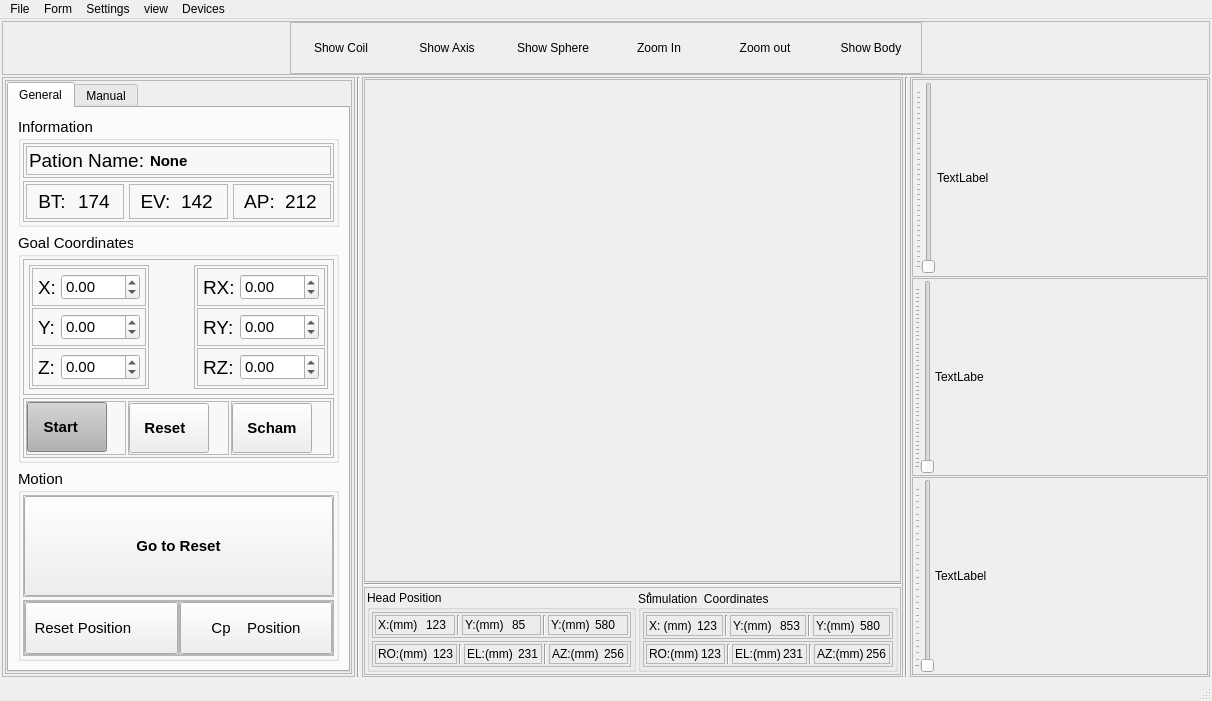
Above: project/src/NCPSUI.ui from marrahseg/SegalNcps before the change. Below: the same form after it.
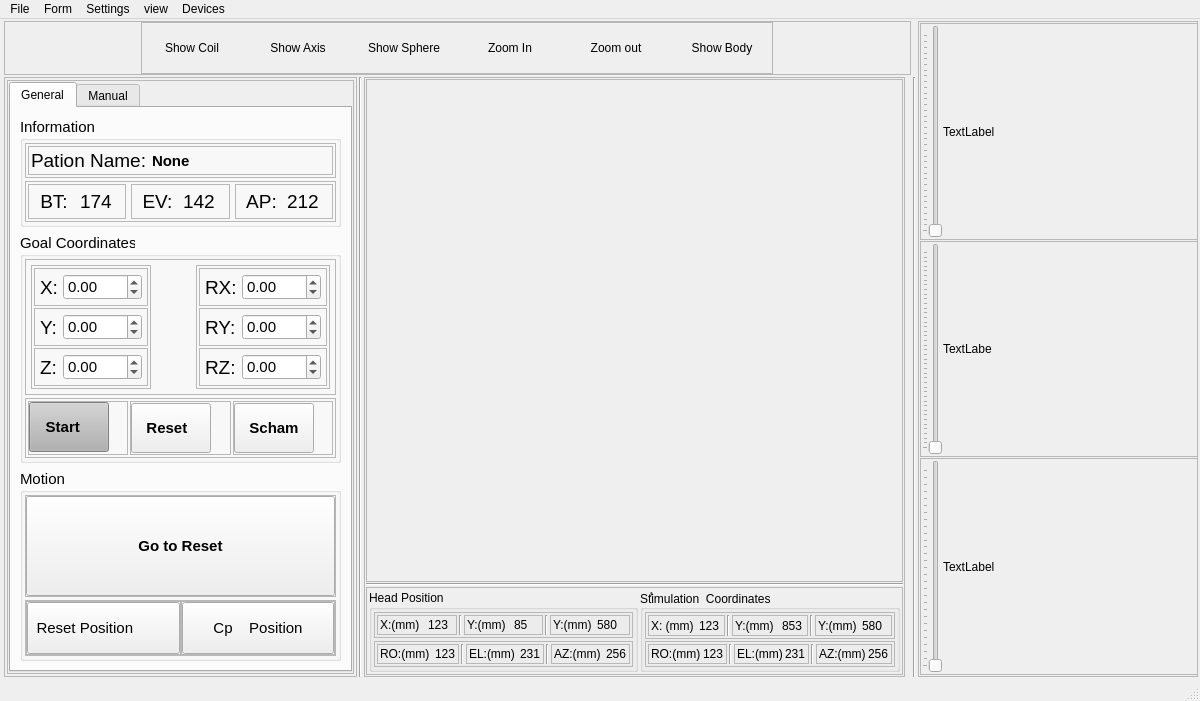
That is the form after the change. The open tabs and pages were chosen to show the change. Icons and pictures are not drawn.

Diff of the .ui file:
```diff
--- a/project/src/NCPSUI.ui
+++ b/project/src/NCPSUI.ui
@@ -6,7 +6,7 @@
    <rect>
     <x>0</x>
     <y>0</y>
-    <width>1125</width>
+    <width>1113</width>
     <height>668</height>
    </rect>
   </property>
@@ -49,13 +49,6 @@
       </property>
      </widget>
     </item>
-    <item row="1" column="4">
-     <widget class="Line" name="line_11">
-      <property name="orientation">
-       <enum>Qt::Vertical</enum>
-      </property>
-     </widget>
-    </item>
     <item row="1" column="3">
      <widget class="QFrame" name="frame_3">
       <property name="sizePolicy">
@@ -863,6 +856,250 @@
       </layout>
      </widget>
     </item>
+    <item row="0" column="8" rowspan="2">
+     <widget class="QFrame" name="frame_60">
+      <property name="sizePolicy">
+       <sizepolicy hsizetype="Preferred" vsizetype="Preferred">
+        <horstretch>0</horstretch>
+        <verstretch>0</verstretch>
+       </sizepolicy>
+      </property>
+      <property name="minimumSize">
+       <size>
+        <width>280</width>
+        <height>0</height>
+       </size>
+      </property>
+      <property name="frameShape">
+       <enum>QFrame::StyledPanel</enum>
+      </property>
+      <property name="frameShadow">
+       <enum>QFrame::Raised</enum>
+      </property>
+      <layout class="QVBoxLayout" name="verticalLayout">
+       <property name="spacing">
+        <number>1</number>
+       </property>
+       <property name="leftMargin">
+        <number>1</number>
+       </property>
+       <property name="topMargin">
+        <number>1</number>
+       </property>
+       <property name="rightMargin">
+        <number>1</number>
+       </property>
+       <property name="bottomMargin">
+        <number>1</number>
+       </property>
+       <item>
+        <widget class="QFrame" name="frame_4">
+         <property name="minimumSize">
+          <size>
+           <width>278</width>
+           <height>0</height>
+          </size>
+         </property>
+         <property name="frameShape">
+          <enum>QFrame::StyledPanel</enum>
+         </property>
+         <property name="frameShadow">
+          <enum>QFrame::Raised</enum>
+         </property>
+         <layout class="QHBoxLayout" name="horizontalLayout_4">
+          <property name="spacing">
+           <number>1</number>
+          </property>
+          <property name="leftMargin">
+           <number>1</number>
+          </property>
+          <property name="topMargin">
+           <number>1</number>
+          </property>
+          <property name="rightMargin">
+           <number>1</number>
+          </property>
+          <property name="bottomMargin">
+           <number>1</number>
+          </property>
+          <item>
+           <widget class="QSlider" name="XSlider">
+            <property name="maximum">
+             <number>173</number>
+            </property>
+            <property name="orientation">
+             <enum>Qt::Vertical</enum>
+            </property>
+            <property name="tickPosition">
+             <enum>QSlider::TicksAbove</enum>
+            </property>
+            <property name="tickInterval">
+             <number>5</number>
+            </property>
+           </widget>
+          </item>
+          <item>
+           <widget class="QLabel" name="Xpiclabel">
+            <property name="sizePolicy">
+             <sizepolicy hsizetype="Preferred" vsizetype="Preferred">
+              <horstretch>0</horstretch>
+              <verstretch>0</verstretch>
+             </sizepolicy>
+            </property>
+            <property name="minimumSize">
+             <size>
+              <width>260</width>
+              <height>0</height>
+             </size>
+            </property>
+            <property name="maximumSize">
+             <size>
+              <width>16777215</width>
+              <height>16777215</height>
+             </size>
+            </property>
+            <property name="text">
+             <string>TextLabel</string>
+            </property>
+           </widget>
+          </item>
+         </layout>
+        </widget>
+       </item>
+       <item>
+        <widget class="QFrame" name="frame_5">
+         <property name="minimumSize">
+          <size>
+           <width>278</width>
+           <height>0</height>
+          </size>
+         </property>
+         <property name="frameShape">
+          <enum>QFrame::StyledPanel</enum>
+         </property>
+         <property name="frameShadow">
+          <enum>QFrame::Raised</enum>
+         </property>
+         <layout class="QHBoxLayout" name="horizontalLayout_3">
+          <property name="spacing">
+           <number>1</number>
+          </property>
+          <property name="leftMargin">
+           <number>1</number>
+          </property>
+          <property name="topMargin">
+           <number>1</number>
+          </property>
+          <property name="rightMargin">
+           <number>1</number>
+          </property>
+          <property name="bottomMargin">
+           <number>1</number>
+          </property>
+          <item>
+           <widget class="QSlider" name="YSlider">
+            <property name="maximum">
+             <number>212</number>
+            </property>
+            <property name="orientation">
+             <enum>Qt::Vertical</enum>
+            </property>
+            <property name="tickPosition">
+             <enum>QSlider::TicksAbove</enum>
+            </property>
+            <property name="tickInterval">
+             <number>5</number>
+            </property>
+           </widget>
+          </item>
+          <item>
+           <widget class="QLabel" name="Ypiclabel">
+            <property name="minimumSize">
+             <size>
+              <width>260</width>
+              <height>0</height>
+             </size>
+            </property>
+            <property name="text">
+             <string>TextLabe</string>
+            </property>
+           </widget>
+          </item>
+         </layout>
+        </widget>
+       </item>
+       <item>
+        <widget class="QFrame" name="frame_6">
+         <property name="minimumSize">
+          <size>
+           <width>278</width>
+           <height>0</height>
+          </size>
+         </property>
+         <property name="frameShape">
+          <enum>QFrame::StyledPanel</enum>
+         </property>
+         <property name="frameShadow">
+          <enum>QFrame::Raised</enum>
+         </property>
+         <layout class="QHBoxLayout" name="horizontalLayout_2">
+          <property name="spacing">
+           <number>1</number>
+          </property>
+          <property name="leftMargin">
+           <number>1</number>
+          </property>
+          <property name="topMargin">
+           <number>1</number>
+          </property>
+          <property name="rightMargin">
+           <number>1</number>
+          </property>
+          <property name="bottomMargin">
+           <number>1</number>
+          </property>
+          <item>
+           <widget class="QSlider" name="ZSlider">
+            <property name="maximum">
+             <number>142</number>
+            </property>
+            <property name="orientation">
+             <enum>Qt::Vertical</enum>
+            </property>
+            <property name="tickPosition">
+             <enum>QSlider::TicksAbove</enum>
+            </property>
+            <property name="tickInterval">
+             <number>5</number>
+            </property>
+           </widget>
+          </item>
+          <item>
+           <widget class="QLabel" name="Zpiclabel">
+            <property name="minimumSize">
+             <size>
+              <width>260</width>
+              <height>0</height>
+             </size>
+            </property>
+            <property name="text">
+             <string>TextLabel</string>
+            </property>
+           </widget>
+          </item>
+         </layout>
+        </widget>
+       </item>
+      </layout>
+     </widget>
+    </item>
+    <item row="1" column="7">
+     <widget class="Line" name="line_11">
+      <property name="orientation">
+       <enum>Qt::Vertical</enum>
+      </property>
+     </widget>
+    </item>
     <item row="1" column="1">
      <widget class="QFrame" name="frame_2">
       <property name="sizePolicy">
@@ -893,7 +1130,7 @@
        <property name="bottomMargin">
         <number>2</number>
        </property>
-       <item alignment="Qt::AlignLeft">
+       <item>
         <widget class="QFrame" name="frame_14">
          <property name="sizePolicy">
           <sizepolicy hsizetype="Expanding" vsizetype="Preferred">
@@ -2831,7 +3068,17 @@
       </layout>
      </widget>
     </item>
-    <item row="0" column="1" colspan="5">
+    <item row="0" column="0">
+     <widget class="QFrame" name="frame">
+      <property name="frameShape">
+       <enum>QFrame::StyledPanel</enum>
+      </property>
+      <property name="frameShadow">
+       <enum>QFrame::Raised</enum>
+      </property>
+     </widget>
+    </item>
+    <item row="0" column="1" colspan="6">
      <widget class="QFrame" name="frame_35">
       <property name="frameShape">
        <enum>QFrame::StyledPanel</enum>
@@ -3077,231 +3324,6 @@
       </layout>
      </widget>
     </item>
-    <item row="1" column="5">
-     <widget class="QFrame" name="frame">
-      <property name="sizePolicy">
-       <sizepolicy hsizetype="Minimum" vsizetype="Expanding">
-        <horstretch>0</horstretch>
-        <verstretch>0</verstretch>
-       </sizepolicy>
-      </property>
-      <property name="minimumSize">
-       <size>
-        <width>300</width>
-        <height>0</height>
-       </size>
-      </property>
-      <property name="maximumSize">
-       <size>
-        <width>16777215</width>
-        <height>16777215</height>
-       </size>
-      </property>
-      <property name="frameShape">
-       <enum>QFrame::StyledPanel</enum>
-      </property>
-      <property name="frameShadow">
-       <enum>QFrame::Raised</enum>
-      </property>
-      <layout class="QVBoxLayout" name="verticalLayout">
-       <property name="spacing">
-        <number>1</number>
-       </property>
-       <property name="leftMargin">
-        <number>1</number>
-       </property>
-       <property name="topMargin">
-        <number>1</number>
-       </property>
-       <property name="rightMargin">
-        <number>1</number>
-       </property>
-       <property name="bottomMargin">
-        <number>1</number>
-       </property>
-       <item>
-        <widget class="QFrame" name="frame_4">
-         <property name="frameShape">
-          <enum>QFrame::StyledPanel</enum>
-         </property>
-         <property name="frameShadow">
-          <enum>QFrame::Raised</enum>
-         </property>
-         <layout class="QHBoxLayout" name="horizontalLayout_4">
-          <property name="spacing">
-           <number>2</number>
-          </property>
-          <property name="leftMargin">
-           <number>2</number>
-          </property>
-          <property name="topMargin">
-           <number>2</number>
-          </property>
-          <property name="rightMargin">
-           <number>2</number>
-          </property>
-          <property name="bottomMargin">
-           <number>2</number>
-          </property>
-          <item>
-           <widget class="QSlider" name="XSlider">
-            <property name="maximum">
-             <number>173</number>
-            </property>
-            <property name="orientation">
-             <enum>Qt::Vertical</enum>
-            </property>
-            <property name="tickPosition">
-             <enum>QSlider::TicksAbove</enum>
-            </property>
-            <property name="tickInterval">
-             <number>5</number>
-            </property>
-           </widget>
-          </item>
-          <item>
-           <widget class="QLabel" name="Xpiclabel">
-            <property name="sizePolicy">
-             <sizepolicy hsizetype="Preferred" vsizetype="Preferred">
-              <horstretch>0</horstretch>
-              <verstretch>0</verstretch>
-             </sizepolicy>
-            </property>
-            <property name="minimumSize">
-             <size>
-              <width>290</width>
-              <height>0</height>
-             </size>
-            </property>
-            <property name="maximumSize">
-             <size>
-              <width>16777215</width>
-              <height>16777215</height>
-             </size>
-            </property>
-            <property name="text">
-             <string>TextLabel</string>
-            </property>
-           </widget>
-          </item>
-         </layout>
-        </widget>
-       </item>
-       <item>
-        <widget class="QFrame" name="frame_5">
-         <property name="frameShape">
-          <enum>QFrame::StyledPanel</enum>
-         </property>
-         <property name="frameShadow">
-          <enum>QFrame::Raised</enum>
-         </property>
-         <layout class="QHBoxLayout" name="horizontalLayout_3">
-          <property name="spacing">
-           <number>1</number>
-          </property>
-          <property name="leftMargin">
-           <number>1</number>
-          </property>
-          <property name="topMargin">
-           <number>1</number>
-          </property>
-          <property name="rightMargin">
-           <number>1</number>
-          </property>
-          <property name="bottomMargin">
-           <number>1</number>
-          </property>
-          <item>
-           <widget class="QSlider" name="YSlider">
-            <property name="maximum">
-             <number>212</number>
-            </property>
-            <property name="orientation">
-             <enum>Qt::Vertical</enum>
-            </property>
-            <property name="tickPosition">
-             <enum>QSlider::TicksAbove</enum>
-            </property>
-            <property name="tickInterval">
-             <number>5</number>
-            </property>
-           </widget>
-          </item>
-          <item>
-           <widget class="QLabel" name="Ypiclabel">
-            <property name="minimumSize">
-             <size>
-              <width>290</width>
-              <height>0</height>
-             </size>
-            </property>
-            <property name="text">
-             <string>TextLabe</string>
-            </property>
-           </widget>
-          </item>
-         </layout>
-        </widget>
-       </item>
-       <item>
-        <widget class="QFrame" name="frame_6">
-         <property name="frameShape">
-          <enum>QFrame::StyledPanel</enum>
-         </property>
-         <property name="frameShadow">
-          <enum>QFrame::Raised</enum>
-         </property>
-         <layout class="QHBoxLayout" name="horizontalLayout_2">
-          <property name="spacing">
-           <number>1</number>
-          </property>
-          <property name="leftMargin">
-           <number>1</number>
-          </property>
-          <property name="topMargin">
-           <number>1</number>
-          </property>
-          <property name="rightMargin">
-           <number>1</number>
-          </property>
-          <property name="bottomMargin">
-           <number>1</number>
-          </property>
-          <item>
-           <widget class="QSlider" name="ZSlider">
-            <property name="maximum">
-             <number>142</number>
-            </property>
-            <property name="orientation">
-             <enum>Qt::Vertical</enum>
-            </property>
-            <property name="tickPosition">
-             <enum>QSlider::TicksAbove</enum>
-            </property>
-            <property name="tickInterval">
-             <number>5</number>
-            </property>
-           </widget>
-          </item>
-          <item>
-           <widget class="QLabel" name="Zpiclabel">
-            <property name="minimumSize">
-             <size>
-              <width>290</width>
-              <height>0</height>
-             </size>
-            </property>
-            <property name="text">
-             <string>TextLabel</string>
-            </property>
-           </widget>
-          </item>
-         </layout>
-        </widget>
-       </item>
-      </layout>
-     </widget>
-    </item>
    </layout>
   </widget>
   <widget class="QMenuBar" name="menubar">
@@ -3309,7 +3331,7 @@
     <rect>
      <x>0</x>
      <y>0</y>
-     <width>1125</width>
+     <width>1113</width>
      <height>21</height>
     </rect>
    </property>
```
Left out of the diff: 2 changed lines with no effect on the pictures.
